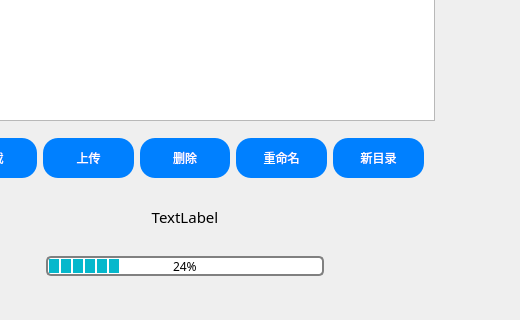
Qt form ftpclient.ui (FelliYang/FTPClient) before a commit; both pictures show x 561 to 1081 and y 381 to 701 of the 1081 by 701 pixel window.
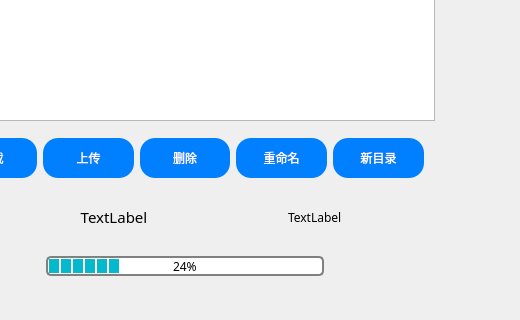
The same form after that commit.

What changed in the file:
```diff
--- a/ftpclient.ui
+++ b/ftpclient.ui
@@ -773,6 +773,13 @@
                </property>
               </spacer>
              </item>
+             <item>
+              <widget class="QLabel" name="transferSpeed">
+               <property name="text">
+                <string>TextLabel</string>
+               </property>
+              </widget>
+             </item>
             </layout>
            </widget>
           </item>
```
